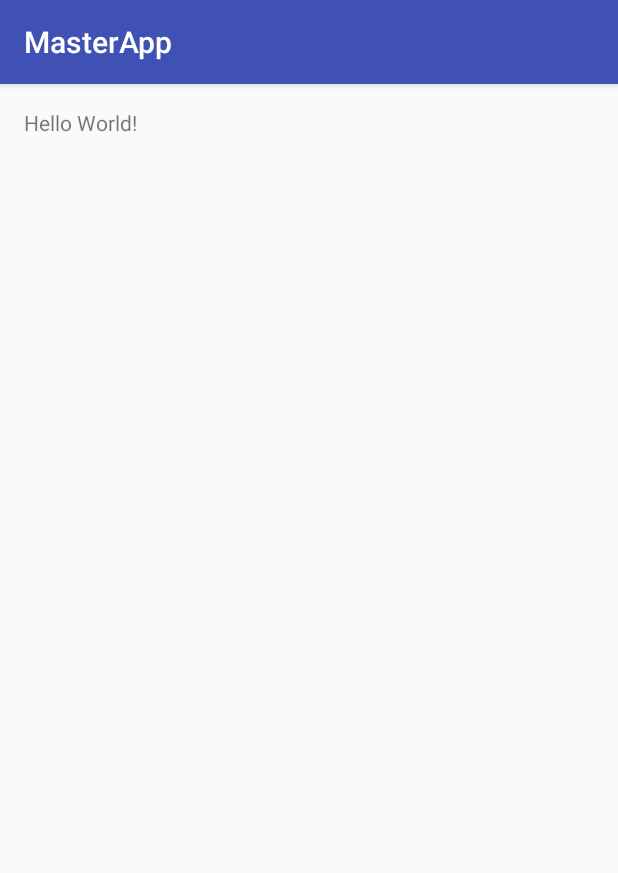
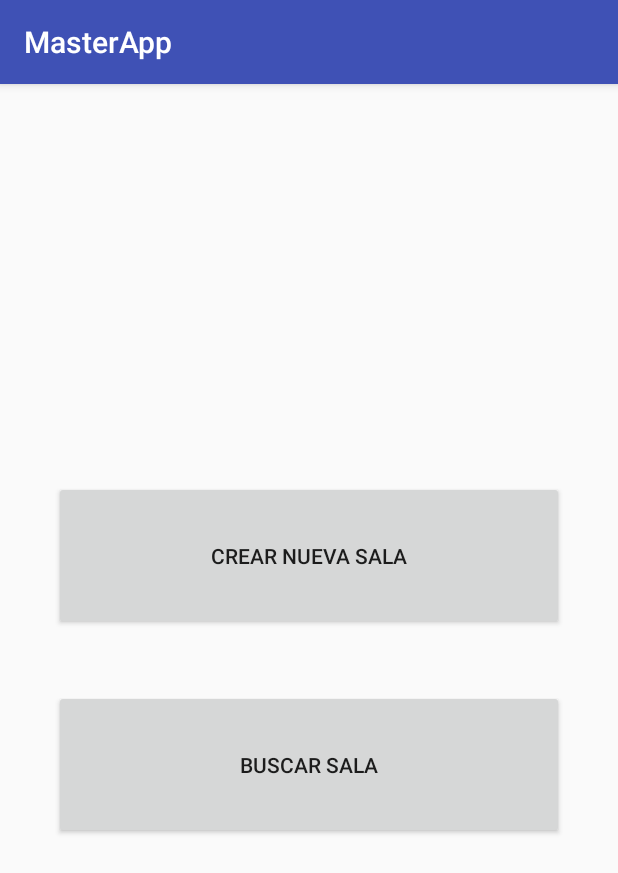
Before and after one commit to GuilledelaCruz/MasterApp, an Android app: the screen it shows after launch (MainActivity), on a phone screen of 412 x 824 dp. Shown: the top 873 px of the screen. Run offline under Robolectric (Android 15) with nearby library versions, the phone set to English and light mode, and no system bars.

Commit message:
[master] Main class created and defined, CreateRoom class created, SearchRoom created

```diff
--- a/app/build.gradle
+++ b/app/build.gradle
@@ -23,4 +23,5 @@ dependencies {
     compile fileTree(dir: 'libs', include: ['*.jar'])
     testCompile 'junit:junit:4.12'
     compile 'com.android.support:appcompat-v7:23.0.1'
+    compile 'com.android.support:design:23.0.1'
 }
--- a/app/src/main/java/guilledelacruz/masterapp/MainActivity.java
+++ b/app/src/main/java/guilledelacruz/masterapp/MainActivity.java
@@ -1,7 +1,10 @@
 package guilledelacruz.masterapp;
 
+import android.content.Intent;
 import android.support.v7.app.AppCompatActivity;
 import android.os.Bundle;
+import android.view.View;
+import android.widget.Button;
 
 public class MainActivity extends AppCompatActivity {
 
@@ -10,6 +13,21 @@ public class MainActivity extends AppCompatActivity {
         super.onCreate(savedInstanceState);
         setContentView(R.layout.activity_main);
 
+        final Button crearsala = (Button) findViewById(R.id.botoncrearsala);
+        final Button buscarsala = (Button) findViewById(R.id.botoncrearsala);
 
+        crearsala.setOnClickListener(new View.OnClickListener() {
+            public void onClick(View v) {
+                Intent intent = new Intent(MainActivity.this, CrearSala.class);
+                startActivity(intent);
+            }
+        });
+
+        buscarsala.setOnClickListener(new View.OnClickListener() {
+            public void onClick(View v) {
+                Intent intent = new Intent(MainActivity.this, BuscarSala.class);
+                startActivity(intent);
+            }
+        });
     }
 }
--- a/app/src/main/res/layout/activity_main.xml
+++ b/app/src/main/res/layout/activity_main.xml
@@ -9,8 +9,28 @@
     android:paddingTop="@dimen/activity_vertical_margin"
     tools:context="guilledelacruz.masterapp.MainActivity">
 
-    <TextView
-        android:layout_width="wrap_content"
+    <RelativeLayout
+        android:layout_width="match_parent"
         android:layout_height="wrap_content"
-        android:text="Hello World!" />
+        android:layout_centerInParent="true">
+
+        <Button
+            android:layout_width="match_parent"
+            android:layout_height="wrap_content"
+            android:id="@+id/botoncrearsala"
+            android:text="@string/textocrearsala"
+            android:padding="40dp"
+            android:layout_margin="20dp"/>
+
+        <Button
+            android:layout_width="match_parent"
+            android:layout_height="wrap_content"
+            android:id="@+id/botonbuscarsala"
+            android:layout_below="@id/botoncrearsala"
+            android:text="@string/textobuscarsala"
+            android:padding="40dp"
+            android:layout_margin="20dp"/>
+
+    </RelativeLayout>
+
 </RelativeLayout>
--- a/app/src/main/res/values/dimens.xml
+++ b/app/src/main/res/values/dimens.xml
@@ -2,4 +2,5 @@
     <!-- Default screen margins, per the Android Design guidelines. -->
     <dimen name="activity_horizontal_margin">16dp</dimen>
     <dimen name="activity_vertical_margin">16dp</dimen>
+    <dimen name="fab_margin">16dp</dimen>
 </resources>
--- a/app/src/main/res/values/strings.xml
+++ b/app/src/main/res/values/strings.xml
@@ -1,3 +1,6 @@
 <resources>
     <string name="app_name">MasterApp</string>
+    <string name="textocrearsala">Crear nueva sala</string>
+    <string name="textobuscarsala">Buscar sala</string>
+    <string name="title_activity_crear_sala">Crear Sala</string>
 </resources>
--- a/app/src/main/res/values/styles.xml
+++ b/app/src/main/res/values/styles.xml
@@ -7,5 +7,11 @@
         <item name="colorPrimaryDark">@color/colorPrimaryDark</item>
         <item name="colorAccent">@color/colorAccent</item>
     </style>
+    <style name="AppTheme.NoActionBar">
+        <item name="windowActionBar">false</item>
+        <item name="windowNoTitle">true</item>
+    </style>
+    <style name="AppTheme.AppBarOverlay" parent="ThemeOverlay.AppCompat.Dark.ActionBar" />
+    <style name="AppTheme.PopupOverlay" parent="ThemeOverlay.AppCompat.Light" />
 
 </resources>
```
Also changed, not shown: app/src/main/AndroidManifest.xml (+8 -0 lines), app/src/main/java/guilledelacruz/masterapp/BuscarSala.java (added, +13 -0 lines), app/src/main/java/guilledelacruz/masterapp/CrearSala.java (added, +15 -0 lines), app/src/main/res/layout/activity_buscar_sala.xml (added, +12 -0 lines), app/src/main/res/layout/activity_crear_sala.xml (added, +14 -0 lines), app/src/main/res/values-v21/styles.xml (added, +8 -0 lines), 1 other file.
